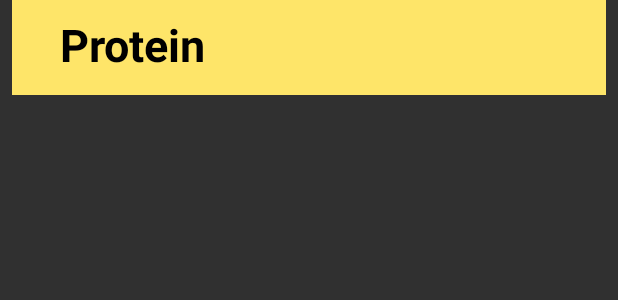
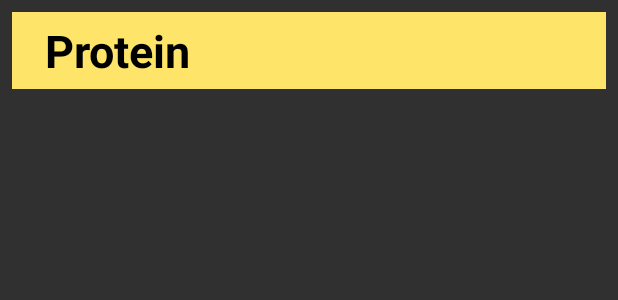
Before and after one commit to RitaSaeed/CookingOverEasy-App, an Android app: the layout grocery_categories.xml on its own in the app's theme, with its tools: preview values and no code run, on a phone screen of 412 x 824 dp. Shown: the top 300 px of the screen. Run offline under Robolectric (Android 15) with nearby library versions, the phone set to English and light mode, and no system bars; network calls fail.

Commit message:
working on ui
checkpoint

```diff
--- a/app/src/main/java/com/example/cookingovereasy/IngredientAdapter.java
+++ b/app/src/main/java/com/example/cookingovereasy/IngredientAdapter.java
@@ -177,7 +177,14 @@ public class IngredientAdapter extends RecyclerView.Adapter implements ItemMoveC
      */
     @Override
     public void onRowSelected(RecyclerView.ViewHolder viewHolder) {
-        viewHolder.itemView.setBackgroundColor(Color.GRAY);
+        viewHolder.itemView.setBackgroundColor(Color.parseColor("#d9dedb"));
+
+//        if (viewHolder instanceof IngredientAdapter.ViewHolderOne) {
+//            viewHolder.itemView.setBackgroundColor(Color.parseColor("#d9dedb"));
+//        }
+//        else {
+//            viewHolder.itemView.setBackgroundColor(Color.parseColor("#ffc20e"));
+//        }
 
       //  viewHolder.rowView.setBackgroundColor(Color.GRAY);
     }
--- a/app/src/main/java/com/example/cookingovereasy/ItemMoveCallback.java
+++ b/app/src/main/java/com/example/cookingovereasy/ItemMoveCallback.java
@@ -93,7 +93,7 @@ public class ItemMoveCallback extends ItemTouchHelper.Callback {
     @Override
     public void onSelectedChanged(RecyclerView.ViewHolder viewHolder, int actionState) {
         if (actionState != ItemTouchHelper.ACTION_STATE_IDLE) {
-            if (viewHolder instanceof IngredientAdapter.ViewHolderOne) {
+            if (viewHolder instanceof RecyclerView.ViewHolder) {
                 RecyclerView.ViewHolder myViewHolder =
                         (RecyclerView.ViewHolder) viewHolder;
                 myAdapter.onRowSelected(myViewHolder);
--- a/app/src/main/res/layout/grocery_categories.xml
+++ b/app/src/main/res/layout/grocery_categories.xml
@@ -3,25 +3,23 @@
     xmlns:app="http://schemas.android.com/apk/res-auto"
     android:layout_width="match_parent"
     android:layout_height="wrap_content"
-    android:layout_marginHorizontal="8dp"
+    android:layout_margin="8dp"
     android:background="@color/lightyellow"
-    android:foreground="?android:attr/selectableItemBackground"
-    android:paddingTop="8dp">
+    android:foreground="?android:attr/selectableItemBackground">
 
     <TextView
         android:id="@+id/groceryCategoryName"
         android:layout_width="wrap_content"
         android:layout_height="wrap_content"
-        android:layout_marginStart="32dp"
-        android:layout_marginTop="1dp"
-        android:layout_marginBottom="13dp"
+        android:layout_marginStart="22dp"
+        android:layout_marginTop="5dp"
+        android:layout_marginBottom="5dp"
         android:text="Protein"
         android:textColor="@color/black"
         android:textSize="30dp"
         android:textStyle="bold"
         app:layout_constraintBottom_toBottomOf="parent"
         app:layout_constraintStart_toStartOf="parent"
-        app:layout_constraintTop_toTopOf="parent"
-        app:layout_constraintVertical_bias="0.405" />
+        app:layout_constraintTop_toTopOf="parent" />
 
 </androidx.constraintlayout.widget.ConstraintLayout>
```
